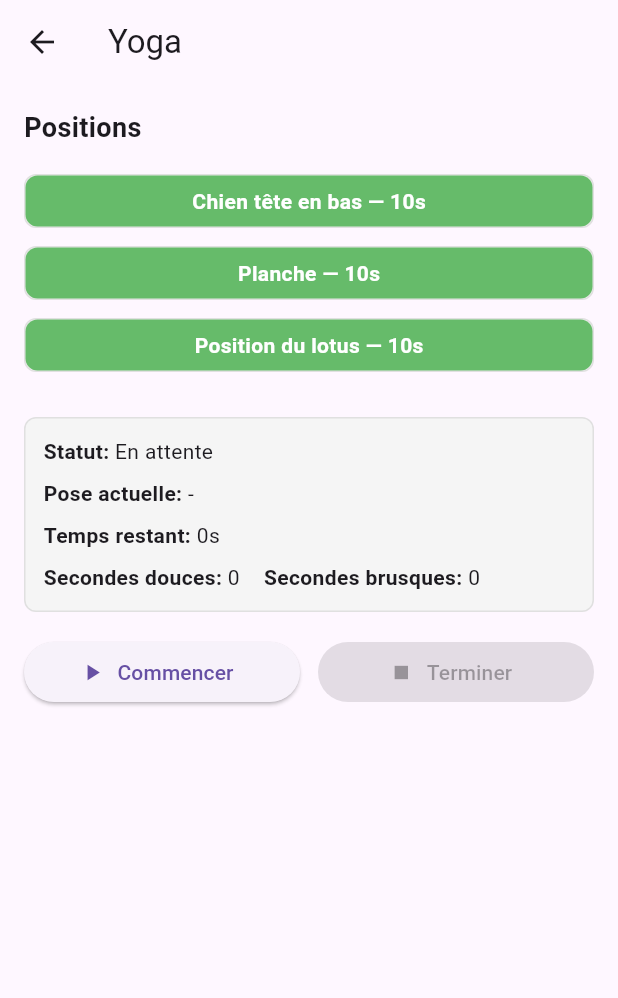
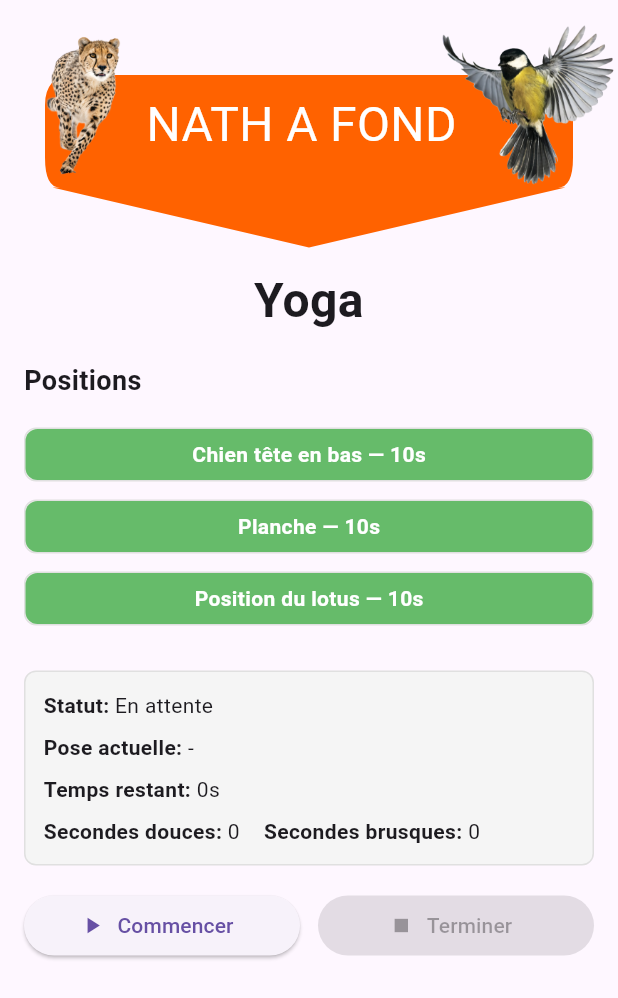
Before and after one commit to Louen12/natation, a Flutter app: the YogaPage screen opened by its route, on a phone screen of 412 x 824 dp. Shown: the top 998 px of the screen. Run offline on Flutter 3.47's test engine with Material 3 defaults, Android fonts, the phone set to English and light mode, and no system bars; our stand-ins replace audioplayers, geolocator, sensors_plus, sqflite; accounts and stored records are empty; Roboto replaces fonts that are missing (DynaPuff).

Commit message:
ajout header

```diff
--- a/lib/screens/yoga.dart
+++ b/lib/screens/yoga.dart
@@ -9,6 +9,8 @@ import 'package:flutter/foundation.dart'
 import 'package:natation/models/exercise.dart';
 import 'package:natation/repositories/exercice_repository.dart';
 import 'package:sensors_plus/sensors_plus.dart';
+
+import '../widgets/vico_header.dart';
 
 class YogaPositionDto {
   final String name;
@@ -325,8 +327,29 @@ class _YogaPageState extends State<YogaPage> {
   Widget build(BuildContext context) {
     final yoga = _yoga;
     return Scaffold(
-      appBar: AppBar(title: Text(widget.title)),
-      body: Padding(
+      body: Column(
+        children: [
+          const VicoHeader(
+            temps: Duration.zero,
+            distance: 0.0,
+            showTimes: false,
+          ),
+          const SizedBox(height: 16),
+          Padding(
+            padding: const EdgeInsets.fromLTRB(16.0, 36.0, 16.0, 2.0),
+            child: Center(
+              child: Text(
+                widget.title,
+                textAlign: TextAlign.center,
+                style: const TextStyle(
+                  fontFamily: 'DynaPuff',
+                  fontSize: 32,
+                  fontWeight: FontWeight.w600,
+                ),
+              ),
+            ),
+          ),
+          Padding(
             padding: const EdgeInsets.all(16.0),
             child: _loadError != null
                 ? Center(
@@ -398,6 +421,8 @@ class _YogaPageState extends State<YogaPage> {
                       ],
                     ),
                   ),
+          ),
+        ],
       ),
     );
   }
--- a/lib/widgets/vico_header.dart
+++ b/lib/widgets/vico_header.dart
@@ -1,13 +1,15 @@
 import 'package:flutter/material.dart';
 
 class VicoHeader extends StatelessWidget {
-  final Duration temps;   // temps de course
-  final double distance;  // distance parcourue en km
+  final Duration temps; // temps de course
+  final double distance; // distance parcourue en km
+  final bool showTimes; // afficher les temps (temps total + temps au km)
 
   const VicoHeader({
     super.key,
     this.temps = Duration.zero,
     this.distance = 0.0,
+    this.showTimes = true,
   });
 
   String _formatDuration(Duration d) {
@@ -33,11 +35,12 @@ class VicoHeader extends StatelessWidget {
       children: [
         // Fond orange
         Padding(
-          padding: const EdgeInsets.fromLTRB(30.0, 50.0, 30.0, 0.0),  // marge de 30 à gauche et à droite
+          padding: const EdgeInsets.fromLTRB(30.0, 50.0, 30.0, 0.0),
+          // marge de 30 à gauche et à droite
           child: CustomPaint(
             painter: HeaderPainter(),
             child: Container(
-              height: 130,
+              height: showTimes ? 130.0 : 75.0,
               width: double.infinity,
             ),
           ),
@@ -48,7 +51,7 @@ class VicoHeader extends StatelessWidget {
           left: 10,
           top: 15,
           child: Image.asset(
-            "maquette/guepard.png",
+            "assets/images/guepard.png",
             height: 110, // plus grand
           ),
         ),
@@ -58,7 +61,7 @@ class VicoHeader extends StatelessWidget {
           right: 0,
           top: 15,
           child: Image.asset(
-            "maquette/mesange.png",
+            "assets/images/mesange.png",
             height: 110, // plus grand
           ),
         ),
@@ -86,17 +89,25 @@ class VicoHeader extends StatelessWidget {
               ],
             ),
 
+            // Espacement + bloc d'infos (affichés seulement si showTimes == true)
+            showTimes
+                ? Column(
+                    children: [
                       const SizedBox(height: 20),
-
-            // Infos (initialisées à 0)
                       Row(
                         mainAxisAlignment: MainAxisAlignment.spaceEvenly,
                         children: [
                           _infoWidget(tempsStr, "Temps"),
                           _infoWidget(tempsAuKm, "Temps au km"),
-                _infoWidget(distance.toStringAsFixed(1), "Distance (km)"),
+                          _infoWidget(
+                            distance.toStringAsFixed(1),
+                            "Distance (km)",
+                          ),
                         ],
                       ),
+                    ],
+                  )
+                : const SizedBox.shrink(),
           ],
         ),
       ],
@@ -117,10 +128,7 @@ class VicoHeader extends StatelessWidget {
         ),
         Text(
           label,
-          style: const TextStyle(
-            fontFamily: 'DynaPuff',
-            color: Colors.white,
-          ),
+          style: const TextStyle(fontFamily: 'DynaPuff', color: Colors.white),
         ),
       ],
     );
@@ -139,7 +147,7 @@ class HeaderPainter extends CustomPainter {
       ..quadraticBezierTo(size.width, 0, size.width, 20) // arrondi haut droit
       ..lineTo(size.width, size.height - 20)
       ..quadraticBezierTo(size.width, size.height, size.width - 10, size.height)
-      ..lineTo( 5 , size.height)
+      ..lineTo(5, size.height)
       ..lineTo(size.width / 2, size.height + 40) // point en bas
       ..lineTo(size.width - 5, size.height)
       ..lineTo(10, size.height)
--- a/pubspec.yaml
+++ b/pubspec.yaml
@@ -27,3 +27,5 @@ flutter:
     - assets/db.json
     - assets/audios/beep.mp3
     - assets/images/checked.png
+    - assets/images/mesange.png
+    - assets/images/guepard.png
```
Lines whose indentation alone changed are shown as unchanged.
